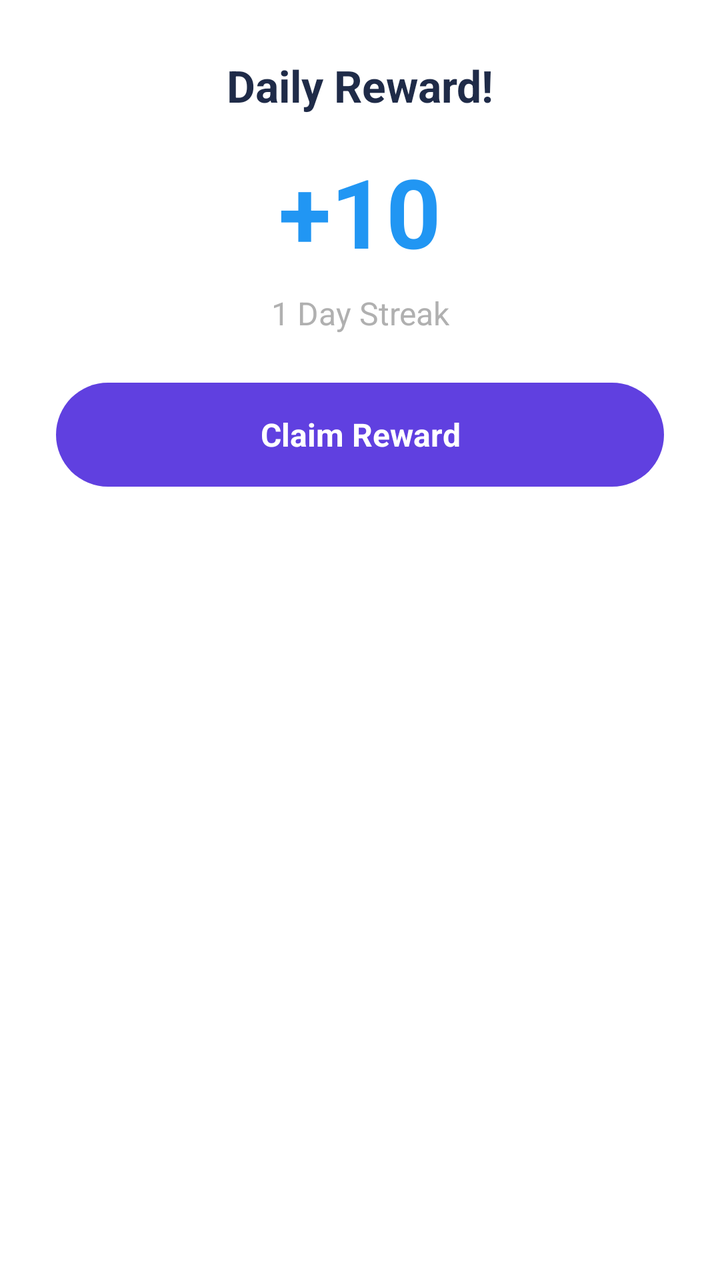
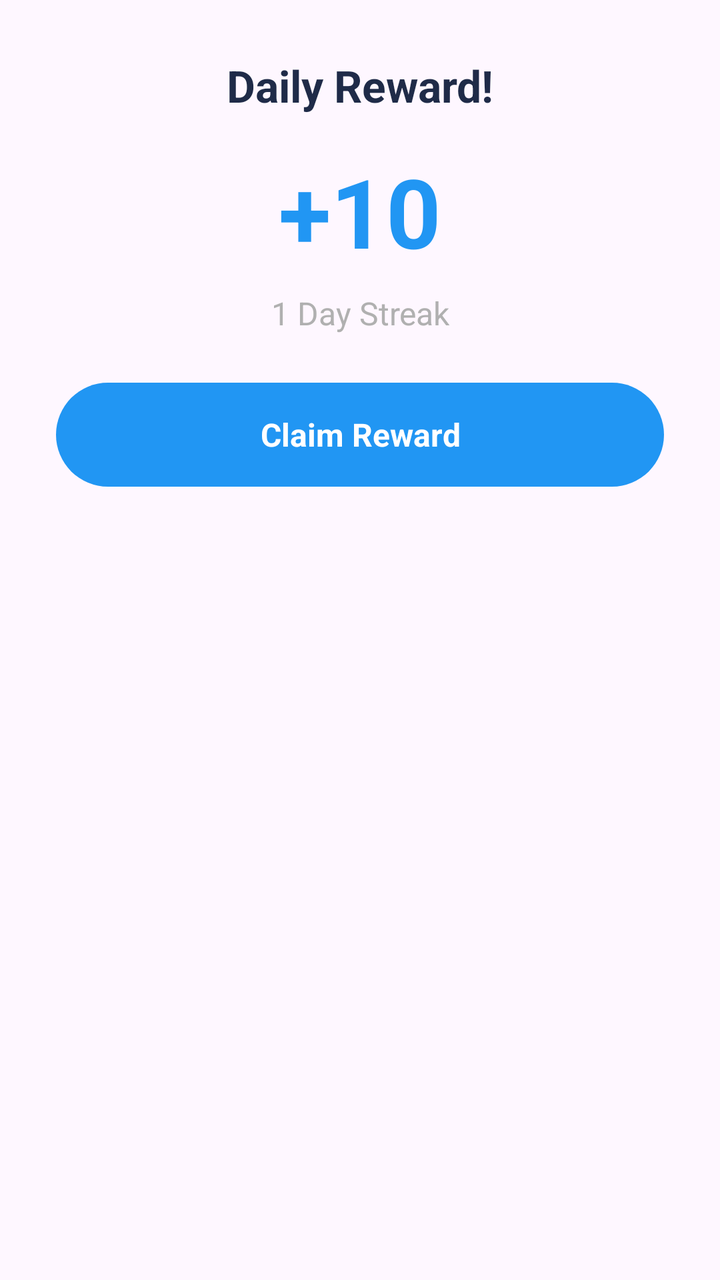

Two renders of the same Android screen: before a commit and after it. Below are the layout's source before the change and the commit's diff.
<!-- AndroidManifest.xml: application theme Base.Theme.DailyToDoList -->
<!-- res/layout/dialog_daily_reward.xml -->
<?xml version="1.0" encoding="utf-8"?>
<LinearLayout xmlns:android="http://schemas.android.com/apk/res/android"
    android:layout_width="match_parent"
    android:layout_height="wrap_content"
    android:orientation="vertical"
    android:background="@android:color/white"
    android:padding="28dp">

    <TextView
        android:id="@+id/titleText"
        android:layout_width="match_parent"
        android:layout_height="wrap_content"
        android:text="Daily Reward!"
        android:textSize="22sp"
        android:textStyle="bold"
        android:textColor="@color/default_text_primary_light"
        android:gravity="center"
        android:layout_marginBottom="16dp"/>

    <TextView
        android:id="@+id/coinsText"
        android:layout_width="match_parent"
        android:layout_height="wrap_content"
        android:text="+10"
        android:textSize="48sp"
        android:textStyle="bold"
        android:textColor="@color/default_primary"
        android:gravity="center"
        android:layout_marginBottom="8dp"/>

    <TextView
        android:id="@+id/streakText"
        android:layout_width="match_parent"
        android:layout_height="wrap_content"
        android:text="1 Day Streak"
        android:textSize="16sp"
        android:textColor="@color/base_text_secondary"
        android:gravity="center"
        android:layout_marginBottom="24dp"/>

    <TextView
        android:id="@+id/claimButton"
        android:layout_width="match_parent"
        android:layout_height="52dp"
        android:text="Claim Reward"
        android:textSize="16sp"
        android:textStyle="bold"
        android:textColor="@android:color/white"
        android:gravity="center"
        android:background="@drawable/action_button_bg"
        android:clickable="true"
        android:focusable="true"/>

</LinearLayout>
<!-- resources referenced by this layout -->
<resources>
  <color name="base_text_secondary">#B0B0B0</color>
  <color name="default_primary">#2196F3</color>
  <color name="default_text_primary_light">#1F2B48</color>
  <!-- drawable action_button_bg (drawable) -->
  <?xml version="1.0" encoding="utf-8"?>
  <shape xmlns:android="http://schemas.android.com/apk/res/android"
      android:shape="rectangle">
      <solid android:color="#6040E0" />
      <corners android:radius="28dp" />
  </shape>
  <style name="Base.Theme.DailyToDoList" parent="Theme.Material3.DayNight.NoActionBar">
          <item name="colorPrimary">@color/default_primary</item>
          <item name="colorOnPrimary">@color/white</item>
          <item name="colorSecondary">@color/default_accent</item>
          <item name="colorOnSecondary">@color/white</item>
          <item name="android:statusBarColor">@color/default_start</item>
          <item name="android:windowLightStatusBar">true</item>
          <item name="android:navigationBarColor">@color/white</item>
          <item name="android:windowLightNavigationBar">false</item>
      </style>
  <color name="white">#FFFFFFFF</color>
  <color name="default_accent">#E94560</color>
  <color name="default_start">#2196F3</color>
</resources>

<!-- the commit's change to res/layout/dialog_daily_reward.xml (unified diff, before → after) -->
@@ -3,7 +3,7 @@
     android:layout_width="match_parent"
     android:layout_height="wrap_content"
     android:orientation="vertical"
-    android:background="@android:color/white"
+    android:background="?attr/colorSurface"
     android:padding="28dp">
 
     <TextView
@@ -45,7 +45,7 @@
         android:text="Claim Reward"
         android:textSize="16sp"
         android:textStyle="bold"
-        android:textColor="@android:color/white"
+        android:textColor="?attr/colorOnPrimary"
         android:gravity="center"
         android:background="@drawable/action_button_bg"
         android:clickable="true"
<!-- resource entries referenced after the edit -->
@@ -7,7 +7,7 @@
   <?xml version="1.0" encoding="utf-8"?>
   <shape xmlns:android="http://schemas.android.com/apk/res/android"
       android:shape="rectangle">
-      <solid android:color="#6040E0" />
+      <solid android:color="?attr/colorPrimary" />
       <corners android:radius="28dp" />
   </shape>
   <style name="Base.Theme.DailyToDoList" parent="Theme.Material3.DayNight.NoActionBar">
